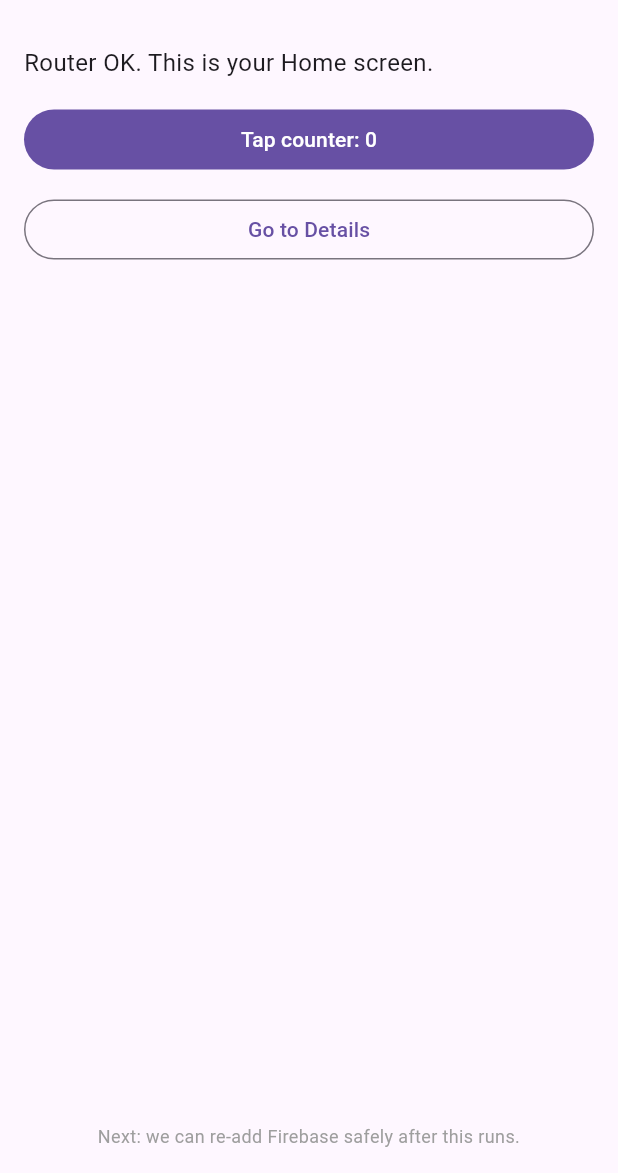
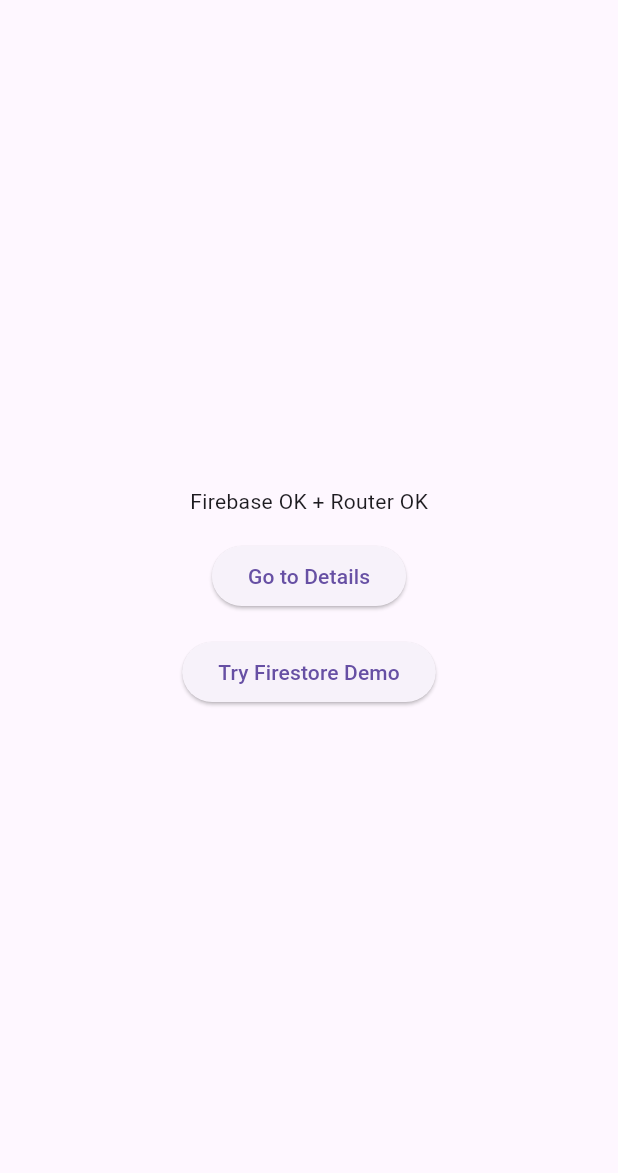
Before and after one commit to eamonmail-cyber/human_rhythms, a Flutter app: the screen it shows after launch, on a phone screen of 412 x 824 dp, the part 63-1236 px from its top. Run offline on Flutter 3.47's test engine with Material 3 defaults, Android fonts, the phone set to English and light mode, and no system bars; our stand-ins replace cloud_firestore, firebase_auth, firebase_core, flutter_riverpod, go_router; accounts and stored records are empty; generated files the repository leaves out were written again.

Commit message:
Update main.dart

```diff
--- a/lib/main.dart
+++ b/lib/main.dart
@@ -1,75 +1,73 @@
 import 'package:flutter/material.dart';
+import 'package:firebase_core/firebase_core.dart';
+import 'package:cloud_firestore/cloud_firestore.dart';
+import 'firebase_options.dart'; // generated during build
 import 'package:go_router/go_router.dart';
 
-void main() {
+Future<void> main() async {
   WidgetsFlutterBinding.ensureInitialized();
-  runApp(App());
+
+  String? initError;
+  try {
+    await Firebase.initializeApp(
+      options: DefaultFirebaseOptions.currentPlatform,
+    );
+  } catch (e) {
+    initError = e.toString();
+  }
+
+  runApp(App(initError: initError));
 }
 
 class App extends StatelessWidget {
-  App({super.key});
+  final String? initError;
+  App({super.key, this.initError});
 
   final _router = GoRouter(
     initialLocation: '/',
     routes: [
-      GoRoute(
-        path: '/',
-        builder: (_, __) => const HomeScreen(),
-      ),
-      GoRoute(
-        path: '/details',
-        builder: (_, __) => const DetailsScreen(),
-      ),
+      GoRoute(path: '/', builder: (_, __) => const HomeScreen()),
+      GoRoute(path: '/details', builder: (_, __) => const DetailsScreen()),
+      GoRoute(path: '/firestore', builder: (_, __) => const FirestoreDemo()),
     ],
   );
 
   @override
   Widget build(BuildContext context) {
+    if (initError != null) {
+      return MaterialApp(
+        home: Scaffold(
+          body: Center(child: Text('Firebase init failed:\n$initError')),
+        ),
+      );
+    }
     return MaterialApp.router(
+      routerConfig: _router,
       debugShowCheckedModeBanner: false,
-      routerConfig: _router,
-      theme: ThemeData(useMaterial3: true),
     );
   }
 }
 
-class HomeScreen extends StatefulWidget {
+class HomeScreen extends StatelessWidget {
   const HomeScreen({super.key});
-  @override
-  State<HomeScreen> createState() => _HomeScreenState();
-}
-
-class _HomeScreenState extends State<HomeScreen> {
-  int taps = 0;
-
   @override
   Widget build(BuildContext context) {
     return Scaffold(
       appBar: AppBar(title: const Text('Human Rhythms')),
-      body: Padding(
-        padding: const EdgeInsets.all(16),
+      body: Center(
         child: Column(
-          crossAxisAlignment: CrossAxisAlignment.stretch,
+          mainAxisAlignment: MainAxisAlignment.center,
           children: [
-            const Text(
-              'Router OK. This is your Home screen.',
-              style: TextStyle(fontSize: 16),
-            ),
+            const Text('Firebase OK + Router OK'),
             const SizedBox(height: 16),
-            FilledButton(
-              onPressed: () => setState(() => taps++),
-              child: Text('Tap counter: $taps'),
-            ),
-            const SizedBox(height: 12),
-            OutlinedButton(
+            ElevatedButton(
               onPressed: () => context.go('/details'),
               child: const Text('Go to Details'),
             ),
-            const Spacer(),
-            const Text(
-              'Next: we can re-add Firebase safely after this runs.',
-              textAlign: TextAlign.center,
-              style: TextStyle(fontSize: 12, color: Colors.grey),
+            const SizedBox(height: 16),
+            ElevatedButton(
+              onPressed: () => context.go('/firestore'),
+              child: const Text('Try Firestore Demo'),
             ),
           ],
         ),
@@ -84,8 +82,67 @@ class DetailsScreen extends StatelessWidget {
   Widget build(BuildContext context) {
     return Scaffold(
       appBar: AppBar(title: const Text('Details')),
-      body: const Center(
-        child: Text('Second screen — navigation working 👍'),
+      body: const Center(child: Text('This is the details screen.')),
+    );
+  }
+}
+
+/// 🔥 Firestore Demo Screen
+class FirestoreDemo extends StatefulWidget {
+  const FirestoreDemo({super.key});
+  @override
+  State<FirestoreDemo> createState() => _FirestoreDemoState();
+}
+
+class _FirestoreDemoState extends State<FirestoreDemo> {
+  final _controller = TextEditingController();
+  final _messages = <String>[];
+
+  Future<void> _saveMessage() async {
+    final text = _controller.text.trim();
+    if (text.isEmpty) return;
+
+    await FirebaseFirestore.instance.collection('demo_messages').add({
+      'text': text,
+      'timestamp': FieldValue.serverTimestamp(),
+    });
+
+    setState(() {
+      _messages.add(text);
+      _controller.clear();
+    });
+  }
+
+  @override
+  Widget build(BuildContext context) {
+    return Scaffold(
+      appBar: AppBar(title: const Text('Firestore Demo')),
+      body: Padding(
+        padding: const EdgeInsets.all(16),
+        child: Column(
+          children: [
+            TextField(
+              controller: _controller,
+              decoration: const InputDecoration(
+                labelText: 'Enter a message',
+              ),
+            ),
+            const SizedBox(height: 12),
+            ElevatedButton(
+              onPressed: _saveMessage,
+              child: const Text('Save to Firestore'),
+            ),
+            const Divider(height: 32),
+            Expanded(
+              child: ListView.builder(
+                itemCount: _messages.length,
+                itemBuilder: (_, i) => ListTile(
+                  title: Text(_messages[i]),
+                ),
+              ),
+            ),
+          ],
+        ),
       ),
     );
   }
```
